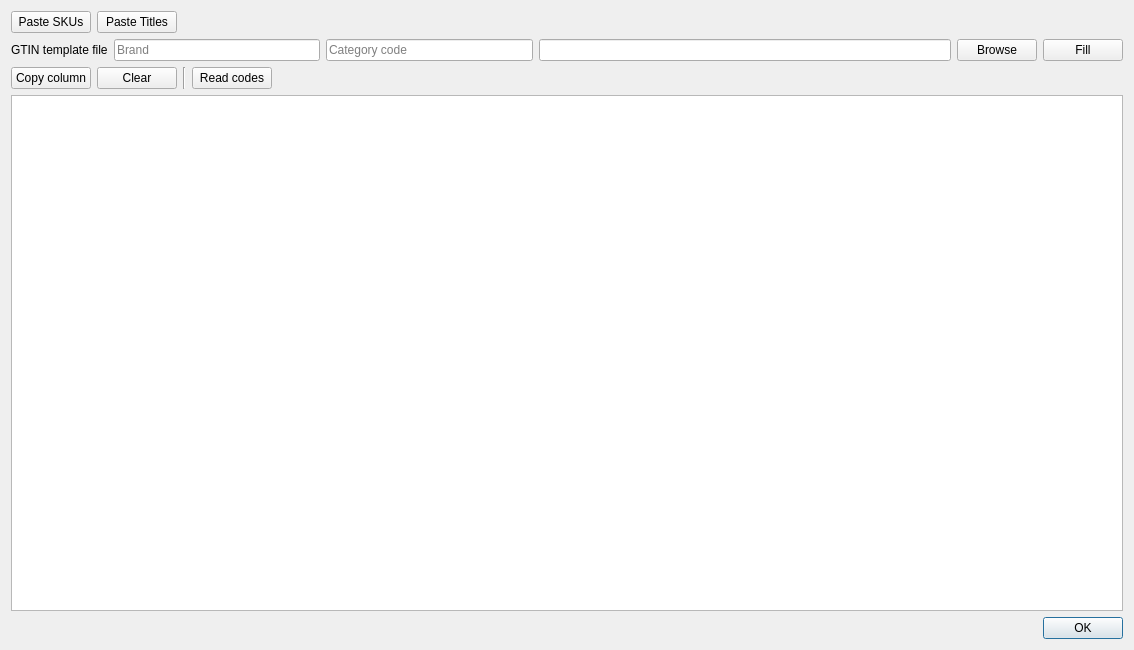
The window that gui/DialogExtractInfos.ui (icingerpower/AmazonTemplate2) describes before a commit, drawn with Qt 5.
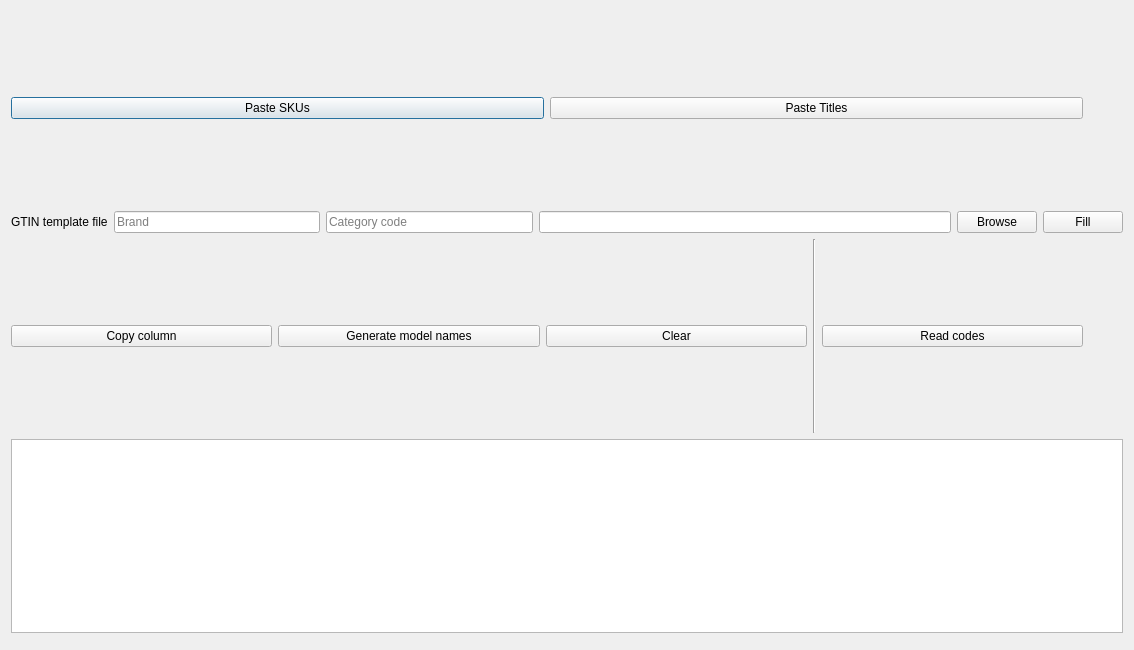
The same window after the commit.

```diff
--- a/gui/DialogExtractInfos.ui
+++ b/gui/DialogExtractInfos.ui
@@ -32,9 +32,6 @@
      </item>
      <item>
       <spacer name="horizontalSpacer">
-       <property name="orientation">
-        <enum>Qt::Orientation::Horizontal</enum>
-       </property>
        <property name="sizeHint" stdset="0">
         <size>
          <width>40</width>
@@ -121,6 +118,16 @@
        </property>
       </widget>
      </item>
+     <item>
+      <widget class="QPushButton" name="buttonGenerateModelNames">
+       <property name="toolTip">
+        <string>Generate the model names from the SKUs and copy them</string>
+       </property>
+       <property name="text">
+        <string>Generate model names</string>
+       </property>
+      </widget>
+     </item>
      <item>
       <widget class="QPushButton" name="buttonClear">
        <property name="text">
@@ -147,9 +154,6 @@
      </item>
      <item>
       <spacer name="horizontalSpacer_2">
-       <property name="orientation">
-        <enum>Qt::Orientation::Horizontal</enum>
-       </property>
        <property name="sizeHint" stdset="0">
         <size>
          <width>40</width>
@@ -172,11 +176,8 @@
    </item>
    <item>
     <widget class="QDialogButtonBox" name="buttonBox">
-     <property name="orientation">
-      <enum>Qt::Orientation::Horizontal</enum>
-     </property>
      <property name="standardButtons">
-      <set>QDialogButtonBox::StandardButton::Ok</set>
+      <set>QDialogButtonBox::NoButton</set>
      </property>
     </widget>
    </item>
```
Left out of the diff: 4 changed lines with no effect on the pictures.
